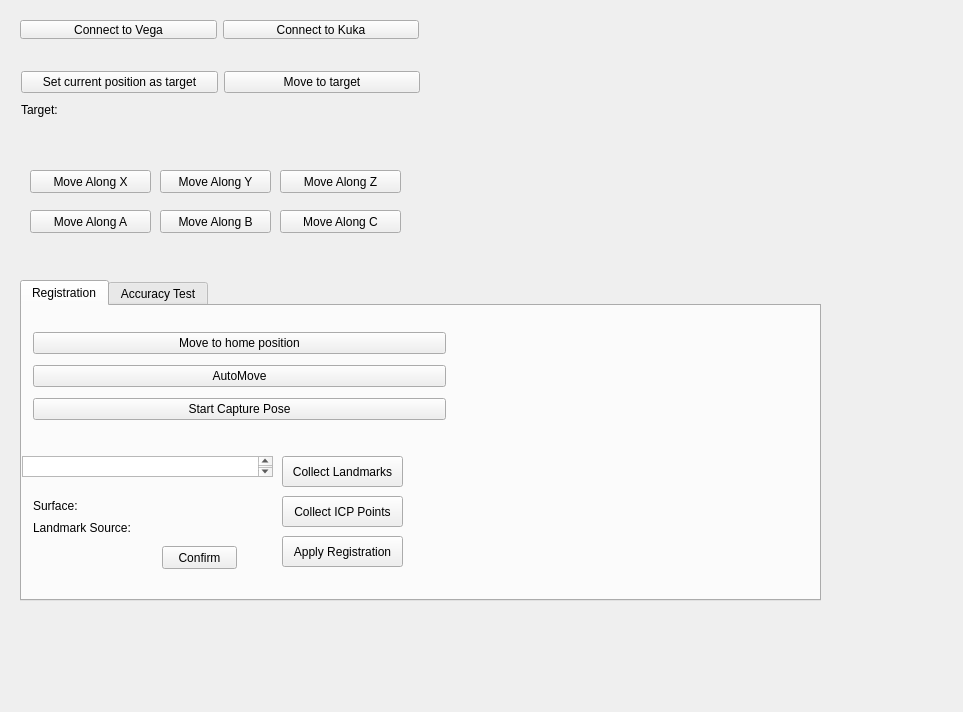
zhaomengxiao/LancetMITK-Adition, file Plugins/org.mitk.lancet.recordandmove/src/internal/RecordAndMoveControls.ui: the form before one commit.
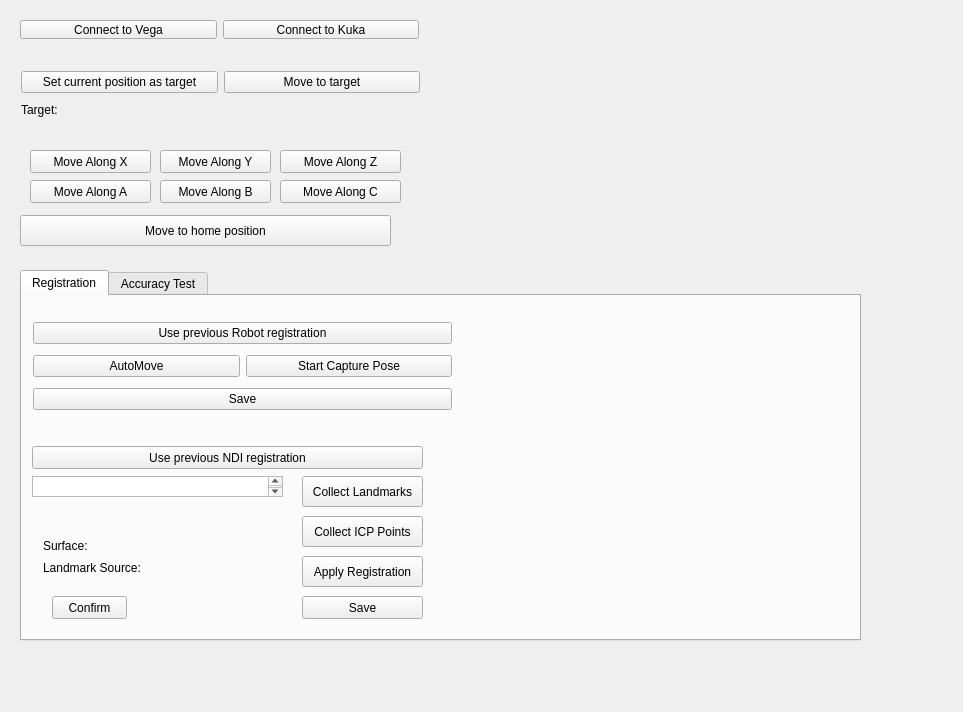
The form after the commit. The open tabs and pages were chosen to show the change. Custom widgets are drawn as their Qt base class.

Commit message:
Feature/RecordAndMove Add Line Accuracy test 2
Feature/RecordAndMove Add Line Accuracy test 2

Patch:
```diff
--- a/Plugins/org.mitk.lancet.recordandmove/src/internal/RecordAndMoveControls.ui
+++ b/Plugins/org.mitk.lancet.recordandmove/src/internal/RecordAndMoveControls.ui
@@ -69,9 +69,9 @@
    <property name="geometry">
     <rect>
      <x>20</x>
-     <y>280</y>
-     <width>801</width>
-     <height>321</height>
+     <y>270</y>
+     <width>841</width>
+     <height>371</height>
     </rect>
    </property>
    <property name="currentIndex">
@@ -84,10 +84,10 @@
     <widget class="QWidget" name="widget_9" native="true">
      <property name="geometry">
       <rect>
-       <x>0</x>
+       <x>10</x>
        <y>140</y>
-       <width>431</width>
-       <height>141</height>
+       <width>421</width>
+       <height>191</height>
       </rect>
      </property>
      <property name="autoFillBackground">
@@ -97,7 +97,7 @@
       <property name="geometry">
        <rect>
         <x>0</x>
-        <y>40</y>
+        <y>90</y>
         <width>251</width>
         <height>61</height>
        </rect>
@@ -129,7 +129,7 @@
       <property name="geometry">
        <rect>
         <x>0</x>
-        <y>10</y>
+        <y>40</y>
         <width>251</width>
         <height>21</height>
        </rect>
@@ -138,8 +138,8 @@
      <widget class="QPushButton" name="pushButton_assembleNavigationObject">
       <property name="geometry">
        <rect>
-        <x>140</x>
-        <y>100</y>
+        <x>20</x>
+        <y>160</y>
         <width>75</width>
         <height>23</height>
        </rect>
@@ -151,8 +151,8 @@
      <widget class="QPushButton" name="pushButton_collectLandmark">
       <property name="geometry">
        <rect>
-        <x>260</x>
-        <y>10</y>
+        <x>270</x>
+        <y>40</y>
         <width>121</width>
         <height>31</height>
        </rect>
@@ -164,8 +164,8 @@
      <widget class="QPushButton" name="pushButton_collectIcp">
       <property name="geometry">
        <rect>
-        <x>260</x>
-        <y>50</y>
+        <x>270</x>
+        <y>80</y>
         <width>121</width>
         <height>31</height>
        </rect>
@@ -177,8 +177,8 @@
      <widget class="QPushButton" name="pushButton_applyRegistration">
       <property name="geometry">
        <rect>
-        <x>260</x>
-        <y>90</y>
+        <x>270</x>
+        <y>120</y>
         <width>121</width>
         <height>31</height>
        </rect>
@@ -187,25 +187,51 @@
        <string>Apply Registration</string>
       </property>
      </widget>
+     <widget class="QPushButton" name="pushButton_onSaveNDIRegistration">
+      <property name="geometry">
+       <rect>
+        <x>270</x>
+        <y>160</y>
+        <width>121</width>
+        <height>23</height>
+       </rect>
+      </property>
+      <property name="text">
+       <string>Save</string>
+      </property>
+     </widget>
+     <widget class="QPushButton" name="pushButton_onUsePreNDIRegistration">
+      <property name="geometry">
+       <rect>
+        <x>0</x>
+        <y>10</y>
+        <width>391</width>
+        <height>23</height>
+       </rect>
+      </property>
+      <property name="text">
+       <string>Use previous NDI registration</string>
+      </property>
+     </widget>
     </widget>
     <widget class="QWidget" name="widget_5" native="true">
      <property name="geometry">
       <rect>
        <x>0</x>
        <y>10</y>
-       <width>435</width>
+       <width>441</width>
        <height>121</height>
       </rect>
      </property>
-     <layout class="QGridLayout" name="gridLayout_5">
-      <item row="0" column="0">
-       <widget class="QPushButton" name="pushButton_moveToHomePosition">
+     <layout class="QGridLayout" name="gridLayout_2">
+      <item row="2" column="0" colspan="2">
+       <widget class="QPushButton" name="pushButton_onSaveRobotRegistration">
         <property name="text">
-         <string>Move to home position</string>
+         <string>Save</string>
         </property>
        </widget>
       </item>
-      <item row="2" column="0">
+      <item row="1" column="1">
        <widget class="QPushButton" name="pushButton_capturePose">
         <property name="text">
          <string>Start Capture Pose</string>
@@ -219,6 +245,13 @@
         </property>
        </widget>
       </item>
+      <item row="0" column="0" colspan="2">
+       <widget class="QPushButton" name="pushButton_onUsePreRobotRegistration">
+        <property name="text">
+         <string>Use previous Robot registration</string>
+        </property>
+       </widget>
+      </item>
      </layout>
     </widget>
    </widget>
@@ -396,16 +429,16 @@
    <property name="geometry">
     <rect>
      <x>10</x>
-     <y>160</y>
+     <y>140</y>
      <width>411</width>
-     <height>81</height>
+     <height>111</height>
     </rect>
    </property>
    <widget class="QPushButton" name="pushButton_moveAlongC">
     <property name="geometry">
      <rect>
       <x>270</x>
-      <y>50</y>
+      <y>40</y>
       <width>121</width>
       <height>23</height>
      </rect>
@@ -431,7 +464,7 @@
     <property name="geometry">
      <rect>
       <x>20</x>
-      <y>50</y>
+      <y>40</y>
       <width>121</width>
       <height>23</height>
      </rect>
@@ -457,7 +490,7 @@
     <property name="geometry">
      <rect>
       <x>150</x>
-      <y>50</y>
+      <y>40</y>
       <width>111</width>
       <height>23</height>
      </rect>
@@ -479,6 +512,19 @@
      <string>Move Along Y</string>
     </property>
    </widget>
+   <widget class="QPushButton" name="pushButton_moveToHomePosition">
+    <property name="geometry">
+     <rect>
+      <x>10</x>
+      <y>75</y>
+      <width>371</width>
+      <height>31</height>
+     </rect>
+    </property>
+    <property name="text">
+     <string>Move to home position</string>
+    </property>
+   </widget>
   </widget>
  </widget>
  <layoutdefault spacing="6" margin="11"/>
```
Left out of the diff: 2 changed lines with no effect on the pictures. The commit also changes 3 other files.
